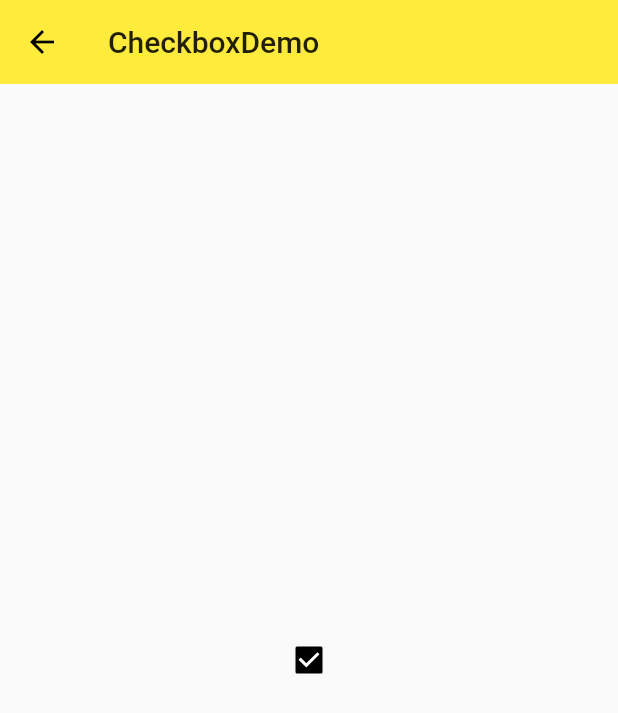
After one commit to lv823063712/flutter_apps, a Flutter app: the screen it shows after launch, after a tap on "Checkbox", on a phone screen of 412 x 824 dp. The commit adds this screen. Shown: the top 713 px of the screen. Run offline on Flutter 3.47's test engine with Material 2 defaults, Android fonts, the phone set to English and light mode, and no system bars.

Commit message:
复选框

```diff
--- /dev/null
+++ b/lib/demo/CheckboxDemo.dart
@@ -0,0 +1,44 @@
+import 'package:flutter/material.dart';
+
+class CheckboxDemo extends StatefulWidget {
+  @override
+  _CheckboxDemoState createState() => _CheckboxDemoState();
+}
+
+class _CheckboxDemoState extends State<CheckboxDemo> {
+  bool _checkboxItemA = true;
+
+  @override
+  Widget build(BuildContext context) {
+    return Scaffold(
+      appBar: AppBar(
+        title: Text('CheckboxDemo'),
+        elevation: 0.0,
+      ),
+      body: Container(
+        padding: EdgeInsets.all(8.0), //设定一个全局填充
+        child: Column(
+          //设定一个线性布局
+          mainAxisAlignment: MainAxisAlignment.center, //让部件垂直居中
+          children: <Widget>[
+            Row(
+              mainAxisAlignment: MainAxisAlignment.center, //设定部件水平居中
+              children: <Widget>[
+                Checkbox(
+                  value: _checkboxItemA,
+                  onChanged: (value) {
+                    setState(() {
+                      _checkboxItemA = value;
+                    });
+                  },
+                  activeColor: Colors.black,
+                ),
+              ],
+            ),
+          ],
+        ),
+      ),
+    );
+    ;
+  }
+}
--- a/lib/demo/FormDemo.dart
+++ b/lib/demo/FormDemo.dart
@@ -4,6 +4,10 @@ class FormDemo extends StatelessWidget {
   @override
   Widget build(BuildContext context) {
     return Scaffold(
+      appBar: AppBar(
+        title: Text('FromDemo'),
+        elevation: 0.0,
+      ),
       body: Theme(
           data: Theme.of(context).copyWith(primaryColor: Colors.black),
           child: Container(
--- a/lib/demo/MaterialComponents.dart
+++ b/lib/demo/MaterialComponents.dart
@@ -1,7 +1,9 @@
 import 'package:flutter/material.dart';
+import 'package:flutter_apps/demo/FormDemo.dart';
 import 'package:flutter_apps/demo/PopupMenuButtonDemo.dart';
 
 import 'ButtonDemo.dart';
+import 'CheckboxDemo.dart';
 import 'FloatingActionButtonDemo.dart';
 
 class MaterialComponents extends StatelessWidget {
@@ -14,6 +16,8 @@ class MaterialComponents extends StatelessWidget {
       ),
       body: ListView(
         children: <Widget>[
+          ListItem(title: 'Checkbox', page: CheckboxDemo()),
+          ListItem(title: 'Form', page: FormDemo()),
           ListItem(title: 'FloatingActionButton', page: FloatingActionButtonDemo()),
           ListItem(title: 'PopupMenuButton', page: PopupMenuButtonDemo()),
           ListItem(
```
